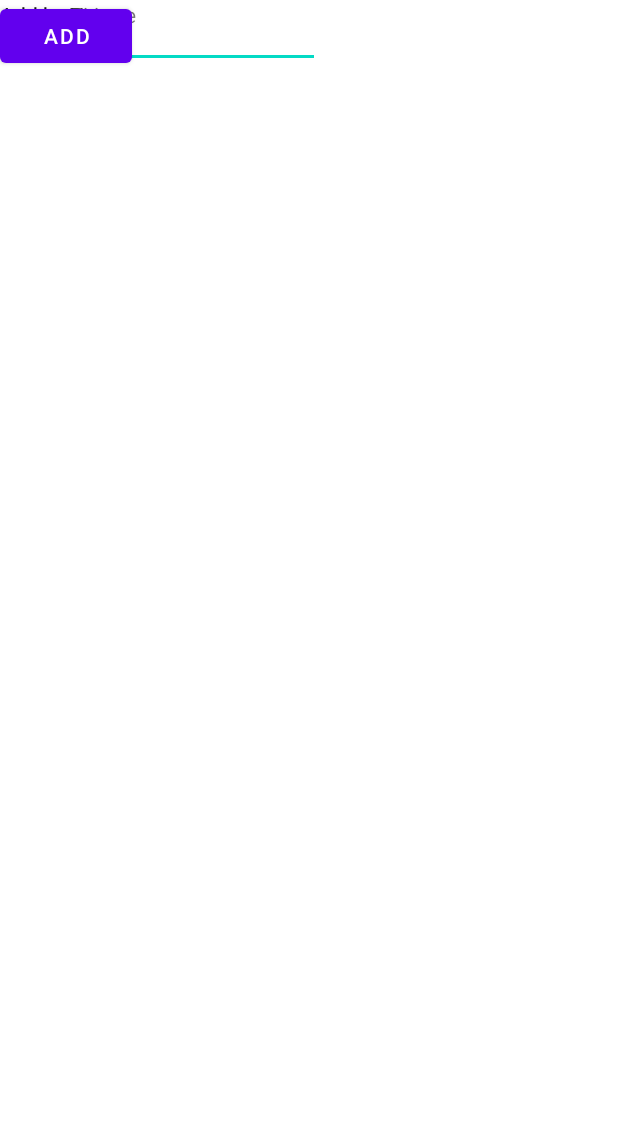
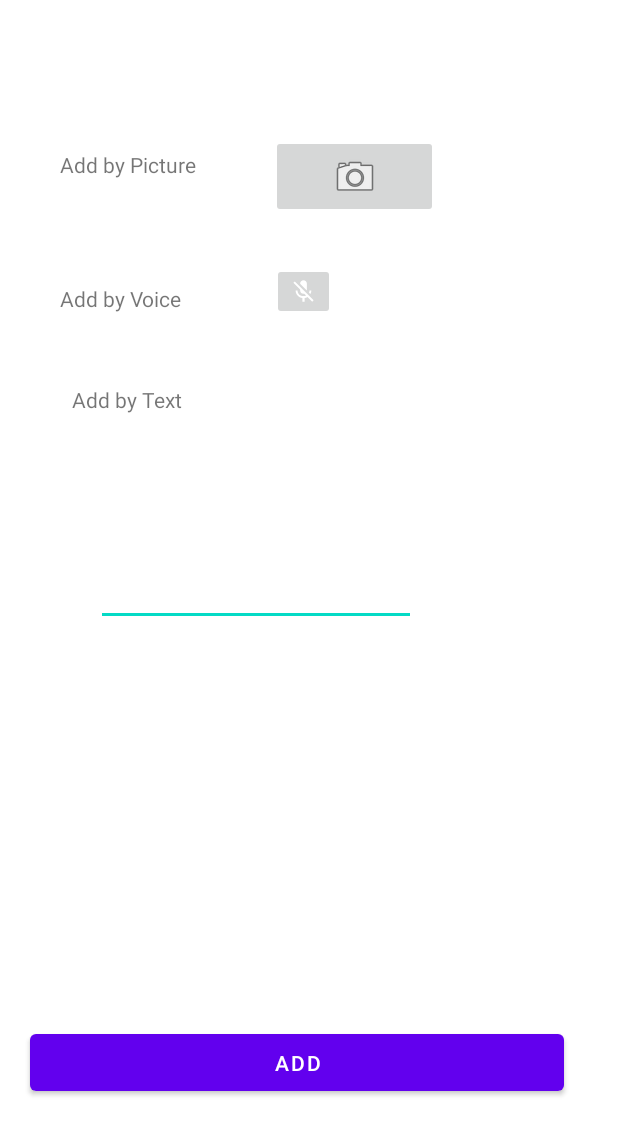
Before and after one commit to MohammedManni/CPIT99Project, an Android app: the layout add_medicin.xml on its own in the app's theme, with its tools: preview values and no code run, on a phone screen of 412 x 824 dp. Shown: the top 1135 px of the screen. Run offline under Robolectric (Android 15) with nearby library versions, the phone set to English and light mode, and no system bars.

Commit message:
set the interface

```diff
--- a/app/src/main/java/com/example/safemedicare/MainActivity.java
+++ b/app/src/main/java/com/example/safemedicare/MainActivity.java
@@ -9,6 +9,6 @@ public class MainActivity extends AppCompatActivity {
     @Override
     protected void onCreate(Bundle savedInstanceState) {
         super.onCreate(savedInstanceState);
-        setContentView(R.layout.privacy);
+        setContentView(R.layout.profile_caregiver);
     }
 }
--- a/app/src/main/res/layout/add_medicin.xml
+++ b/app/src/main/res/layout/add_medicin.xml
@@ -1,50 +1,105 @@
 <?xml version="1.0" encoding="utf-8"?>
-<androidx.constraintlayout.widget.ConstraintLayout
-    xmlns:android="http://schemas.android.com/apk/res/android"
+<androidx.constraintlayout.widget.ConstraintLayout xmlns:android="http://schemas.android.com/apk/res/android"
+    xmlns:app="http://schemas.android.com/apk/res-auto"
     xmlns:tools="http://schemas.android.com/tools"
     android:layout_width="match_parent"
     android:layout_height="match_parent">
 
-    <TextView
-        android:id="@+id/textView12"
+    <androidx.constraintlayout.widget.Guideline
+        android:id="@+id/guideline25"
         android:layout_width="wrap_content"
         android:layout_height="wrap_content"
-        android:text="Add by Picture"
-        tools:layout_editor_absoluteX="37dp"
-        tools:layout_editor_absoluteY="137dp" />
+        android:orientation="horizontal"
+        app:layout_constraintGuide_percent="0.0"
+        app:layout_constraintGuide_begin="20dp" />
+
+    <androidx.constraintlayout.widget.Guideline
+        android:id="@+id/guideline26"
+        android:layout_width="wrap_content"
+        android:layout_height="wrap_content"
+        android:orientation="horizontal"
+        app:layout_constraintGuide_percent="0.75"
+        app:layout_constraintGuide_begin="20dp" />
+
+    <androidx.constraintlayout.widget.Guideline
+        android:id="@+id/guideline27"
+        android:layout_width="wrap_content"
+        android:layout_height="wrap_content"
+        android:orientation="horizontal"
+        app:layout_constraintGuide_percent="1.0"
+        app:layout_constraintGuide_begin="20dp" />
 
     <TextView
-        android:id="@+id/textView13"
+        android:id="@+id/addByPic"
         android:layout_width="wrap_content"
         android:layout_height="wrap_content"
-        android:text="Add by Voice"
-        tools:layout_editor_absoluteX="35dp"
-        tools:layout_editor_absoluteY="193dp" />
+        android:layout_marginStart="40dp"
+        android:layout_marginTop="100dp"
+        android:text="Add by Picture"
+        app:layout_constraintStart_toStartOf="parent"
+        app:layout_constraintTop_toTopOf="@+id/guideline25" />
 
     <TextView
-        android:id="@+id/textView14"
+        android:id="@+id/addByVoice"
         android:layout_width="wrap_content"
         android:layout_height="wrap_content"
+        android:layout_marginStart="40dp"
+        android:layout_marginTop="70dp"
+        android:text="Add by Voice"
+        app:layout_constraintStart_toStartOf="parent"
+        app:layout_constraintTop_toBottomOf="@+id/addByPic" />
+
+    <TextView
+        android:id="@+id/addByText"
+        android:layout_width="wrap_content"
+        android:layout_height="wrap_content"
+        android:layout_marginStart="48dp"
+        android:layout_marginTop="48dp"
         android:text="Add by Text"
-        tools:layout_editor_absoluteX="41dp"
-        tools:layout_editor_absoluteY="266dp" />
+        app:layout_constraintStart_toStartOf="parent"
+        app:layout_constraintTop_toBottomOf="@+id/addByVoice" />
 
     <EditText
-        android:id="@+id/editTextTextMultiLine2"
+        android:id="@+id/medicationNote"
         android:layout_width="wrap_content"
         android:layout_height="wrap_content"
+        android:layout_marginStart="64dp"
+        android:layout_marginTop="96dp"
         android:ems="10"
         android:gravity="start|top"
         android:inputType="textMultiLine"
-        tools:layout_editor_absoluteX="89dp"
-        tools:layout_editor_absoluteY="362dp" />
+        app:layout_constraintStart_toStartOf="parent"
+        app:layout_constraintTop_toBottomOf="@+id/addByText" />
 
     <Button
         android:id="@+id/Add"
+        android:layout_width="356dp"
+        android:layout_height="50dp"
+        android:layout_marginStart="20dp"
+        android:layout_marginTop="65dp"
+        android:text="Add"
+        app:layout_constraintStart_toStartOf="parent"
+        app:layout_constraintTop_toTopOf="@+id/guideline26" />
+
+    <ImageButton
+        android:id="@+id/cameraButton"
+        android:layout_width="111dp"
+        android:layout_height="55dp"
+        android:layout_marginStart="50dp"
+        android:layout_marginTop="90dp"
+        app:layout_constraintStart_toEndOf="@+id/addByPic"
+        app:layout_constraintTop_toTopOf="parent"
+        app:srcCompat="@android:drawable/ic_menu_camera" />
+
+    <ImageButton
+        android:id="@+id/imageButton2"
         android:layout_width="wrap_content"
         android:layout_height="wrap_content"
-        android:text="Add"
-        tools:layout_editor_absoluteX="161dp"
-        tools:layout_editor_absoluteY="606dp" />
+        android:layout_marginStart="60dp"
+        android:layout_marginTop="30dp"
+        app:layout_constraintStart_toEndOf="@+id/addByVoice"
+        app:layout_constraintTop_toBottomOf="@+id/cameraButton"
+        app:srcCompat="@android:drawable/stat_notify_call_mute" />
+
 
 </androidx.constraintlayout.widget.ConstraintLayout>
```
Also changed, not shown: app/src/main/res/layout/calendar.xml (+44 -13 lines).
